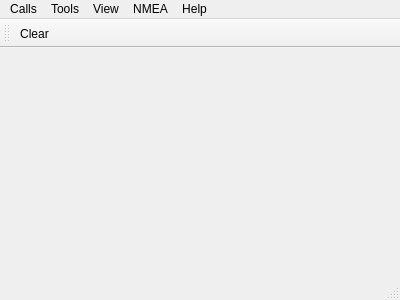
This is Formulars/Main_Window/mainwindow.ui in DartORIus/QAzimuth as Qt 5 draws it before an edit. The edited form follows.
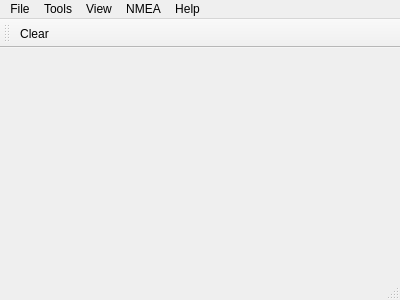
This is the edited form. Icons and pictures are not drawn.

What changed in the file:
```diff
--- a/Formulars/Main_Window/mainwindow.ui
+++ b/Formulars/Main_Window/mainwindow.ui
@@ -25,9 +25,9 @@
      <height>25</height>
     </rect>
    </property>
-   <widget class="QMenu" name="menuCalls">
+   <widget class="QMenu" name="menuFile">
     <property name="title">
-     <string>Calls</string>
+     <string>File</string>
     </property>
     <addaction name="separator"/>
     <addaction name="actionQuit"/>
@@ -55,7 +55,7 @@
      <string>NMEA</string>
     </property>
    </widget>
-   <addaction name="menuCalls"/>
+   <addaction name="menuFile"/>
    <addaction name="menuTools"/>
    <addaction name="menuView"/>
    <addaction name="menuNMEA"/>
```
Left out of the diff: 13 changed lines with no effect on the pictures.
